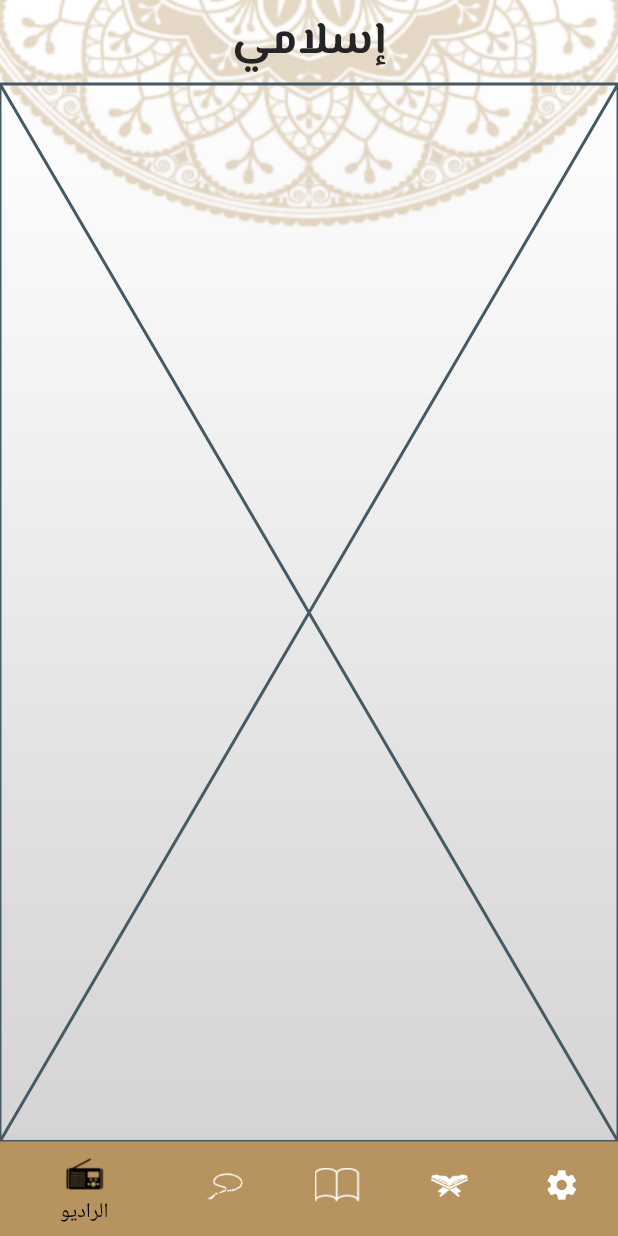
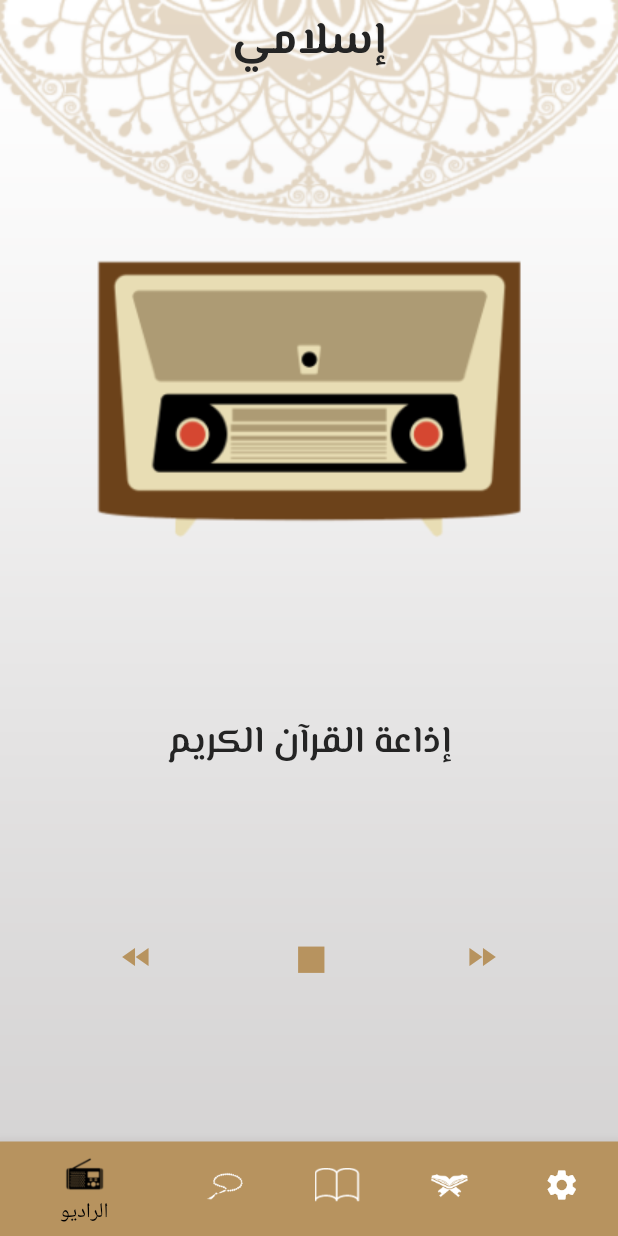
Before and after one commit to saramekawy/islami_hti, a Flutter app: the screen it shows after launch, on a phone screen of 412 x 824 dp. Run offline on Flutter 3.47's test engine with Material 2 defaults, Android fonts, the phone set to English and light mode, and no system bars; our stand-ins replace google_fonts; Roboto replaces fonts that are missing (Sacramento).

Commit message:
radio tab done

```diff
--- a/lib/hadeth_details.dart
+++ b/lib/hadeth_details.dart
@@ -47,6 +47,7 @@ class HadethDetails extends StatelessWidget {
                   child: Text(
                     args.name,
                     style: Theme.of(context).textTheme.bodyLarge,
+                    textAlign: TextAlign.center,
                   )),
               Divider(
                 endIndent: 30,
--- a/lib/my_theme.dart
+++ b/lib/my_theme.dart
@@ -24,7 +24,7 @@ class MyThemeData {
             color: const Color(0xFF242424)),
         bodyMedium: GoogleFonts.sacramento(
             fontWeight: FontWeight.w100,
-            fontSize: 25,
+            fontSize: 22,
             color: const Color(0xFF242424)),
         bodySmall:
             GoogleFonts.sacramento(fontSize: 20, fontWeight: FontWeight.w600),
--- a/lib/tabs/radio_tab.dart
+++ b/lib/tabs/radio_tab.dart
@@ -1,10 +1,48 @@
 import 'package:flutter/material.dart';
+import 'package:git_test/my_theme.dart';
 
 class RadioTab extends StatelessWidget {
   static const String routeName = "Radio Tab";
 
   @override
   Widget build(BuildContext context) {
-    return const Placeholder();
+    return Column(
+      mainAxisAlignment: MainAxisAlignment.spaceEvenly,
+      children: [
+        Center(
+          child: Image.asset("assets/images/radio_icon.png"),
+        ),
+        Center(
+          child: Text(
+            "إذاعة القرآن الكريم",
+            style: Theme.of(context).textTheme.bodyLarge,
+          ),
+        ),
+        Row(
+          mainAxisAlignment: MainAxisAlignment.spaceEvenly,
+          children: [
+            IconButton(
+                onPressed: () {},
+                icon: Icon(
+                  Icons.fast_rewind,
+                  color: MyThemeData.primaryColor,
+                )),
+            IconButton(
+                onPressed: () {},
+                icon: Icon(
+                  Icons.stop,
+                  size: 35,
+                  color: MyThemeData.primaryColor,
+                )),
+            IconButton(
+                onPressed: () {},
+                icon: Icon(
+                  Icons.fast_forward,
+                  color: MyThemeData.primaryColor,
+                )),
+          ],
+        )
+      ],
+    );
   }
 }
```
Also changed, not shown: assets/images/2.0x/radio_icon@2x.png (added), assets/images/3.0x/radio_icon@3x.png (added), assets/images/radio_icon.png (added).
